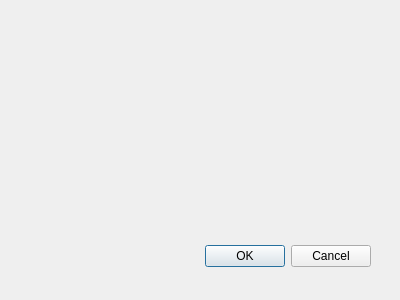
Above: VerklegtNamskeidH3/edit.ui from Eytor/VerklegtNamskeid before the change. Below: the same form after it.
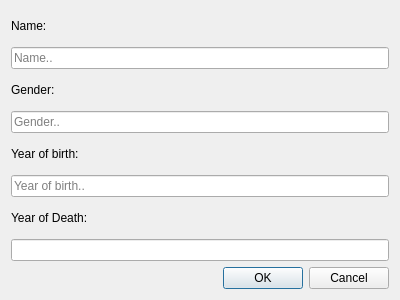
That is the form after the change.

Commit message: gerði meira edit

```diff
--- a/VerklegtNamskeidH3/edit.ui
+++ b/VerklegtNamskeidH3/edit.ui
@@ -15,22 +15,127 @@
   <property name="windowTitle">
    <string>Dialog</string>
   </property>
-  <widget class="QDialogButtonBox" name="buttonBox">
-   <property name="geometry">
-    <rect>
-     <x>30</x>
-     <y>240</y>
-     <width>341</width>
-     <height>32</height>
-    </rect>
-   </property>
-   <property name="orientation">
-    <enum>Qt::Horizontal</enum>
-   </property>
-   <property name="standardButtons">
-    <set>QDialogButtonBox::Cancel|QDialogButtonBox::Ok</set>
-   </property>
-  </widget>
+  <layout class="QVBoxLayout" name="verticalLayout_2">
+   <item>
+    <layout class="QVBoxLayout" name="verticalLayout">
+     <item>
+      <layout class="QHBoxLayout" name="horizontalLayout_2">
+       <item>
+        <widget class="QLabel" name="scientist_name">
+         <property name="text">
+          <string>Name:</string>
+         </property>
+        </widget>
+       </item>
+       <item>
+        <widget class="QLabel" name="scientist_name_error">
+         <property name="text">
+          <string/>
+         </property>
+        </widget>
+       </item>
+      </layout>
+     </item>
+     <item>
+      <widget class="QLineEdit" name="scientist_name_input">
+       <property name="text">
+        <string/>
+       </property>
+       <property name="placeholderText">
+        <string>Name..</string>
+       </property>
+      </widget>
+     </item>
+     <item>
+      <layout class="QHBoxLayout" name="horizontalLayout_3">
+       <item>
+        <widget class="QLabel" name="scientist_gender">
+         <property name="text">
+          <string>Gender:</string>
+         </property>
+        </widget>
+       </item>
+       <item>
+        <widget class="QLabel" name="scientist_gender_error">
+         <property name="text">
+          <string/>
+         </property>
+        </widget>
+       </item>
+      </layout>
+     </item>
+     <item>
+      <widget class="QLineEdit" name="scientist_gender_input">
+       <property name="text">
+        <string/>
+       </property>
+       <property name="placeholderText">
+        <string>Gender..</string>
+       </property>
+      </widget>
+     </item>
+     <item>
+      <layout class="QHBoxLayout" name="horizontalLayout_4">
+       <item>
+        <widget class="QLabel" name="scientist_yob">
+         <property name="text">
+          <string>Year of birth:</string>
+         </property>
+        </widget>
+       </item>
+       <item>
+        <widget class="QLabel" name="scientist_yob_error">
+         <property name="text">
+          <string/>
+         </property>
+        </widget>
+       </item>
+      </layout>
+     </item>
+     <item>
+      <widget class="QLineEdit" name="scientist_yob_input">
+       <property name="text">
+        <string/>
+       </property>
+       <property name="placeholderText">
+        <string>Year of birth..</string>
+       </property>
+      </widget>
+     </item>
+     <item>
+      <layout class="QHBoxLayout" name="horizontalLayout_5">
+       <item>
+        <widget class="QLabel" name="scientist_yod">
+         <property name="text">
+          <string>Year of Death:</string>
+         </property>
+        </widget>
+       </item>
+       <item>
+        <widget class="QLabel" name="scientist_yod_error">
+         <property name="text">
+          <string/>
+         </property>
+        </widget>
+       </item>
+      </layout>
+     </item>
+     <item>
+      <widget class="QLineEdit" name="lineEdit"/>
+     </item>
+    </layout>
+   </item>
+   <item>
+    <widget class="QDialogButtonBox" name="buttonBox">
+     <property name="orientation">
+      <enum>Qt::Horizontal</enum>
+     </property>
+     <property name="standardButtons">
+      <set>QDialogButtonBox::Cancel|QDialogButtonBox::Ok</set>
+     </property>
+    </widget>
+   </item>
+  </layout>
  </widget>
  <pixmapfunction/>
  <resources/>
```
Left out of the diff: 5 changed lines with no effect on the pictures.
